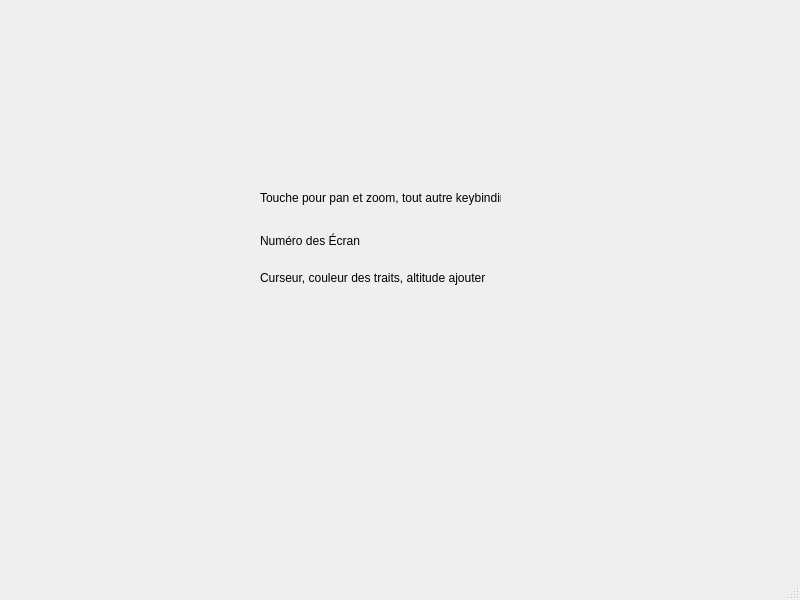
Before: the Qt Designer form src/ui-paramWindow.ui in Direction-des-inventaires-forestiers/StereoPhoto, drawn with Qt 5.
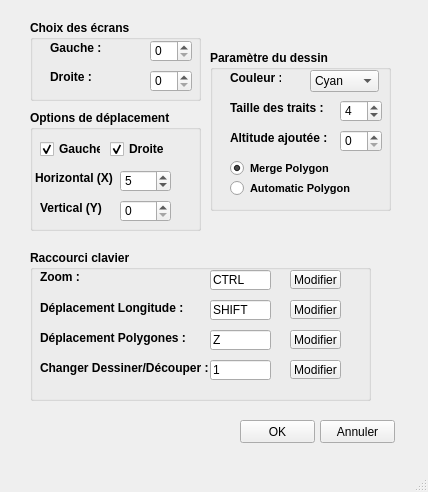
After: the same form once the commit is applied.

Commit message: Ajout du menu des paramètres, intégration d'un MNT et supression des fichiers de codes

The edit to the form file:
```diff
--- a/src/ui-paramWindow.ui
+++ b/src/ui-paramWindow.ui
@@ -6,51 +6,701 @@
    <rect>
     <x>0</x>
     <y>0</y>
-    <width>800</width>
-    <height>600</height>
+    <width>428</width>
+    <height>492</height>
    </rect>
   </property>
   <property name="windowTitle">
    <string>MainWindow</string>
   </property>
   <widget class="QWidget" name="centralwidget">
-   <widget class="QLabel" name="label">
+   <widget class="QGroupBox" name="groupBoxPen">
     <property name="geometry">
      <rect>
-      <x>260</x>
-      <y>190</y>
-      <width>241</width>
-      <height>16</height>
+      <x>210</x>
+      <y>50</y>
+      <width>181</width>
+      <height>161</height>
      </rect>
     </property>
-    <property name="text">
-     <string>Touche pour pan et zoom, tout autre keybinding</string>
+    <property name="font">
+     <font>
+      <weight>75</weight>
+      <bold>true</bold>
+     </font>
     </property>
+    <property name="title">
+     <string>Paramètre du dessin</string>
+    </property>
+    <widget class="QComboBox" name="comboBoxColor">
+     <property name="geometry">
+      <rect>
+       <x>100</x>
+       <y>20</y>
+       <width>69</width>
+       <height>22</height>
+      </rect>
+     </property>
+     <property name="font">
+      <font>
+       <weight>50</weight>
+       <bold>false</bold>
+      </font>
+     </property>
+     <property name="accessibleName">
+      <string>Color</string>
+     </property>
+     <item>
+      <property name="text">
+       <string>Cyan</string>
+      </property>
+     </item>
+     <item>
+      <property name="text">
+       <string>Blue</string>
+      </property>
+     </item>
+     <item>
+      <property name="text">
+       <string>Red</string>
+      </property>
+     </item>
+     <item>
+      <property name="text">
+       <string>Magenta</string>
+      </property>
+     </item>
+     <item>
+      <property name="text">
+       <string>Yellow</string>
+      </property>
+     </item>
+     <item>
+      <property name="text">
+       <string>Black</string>
+      </property>
+     </item>
+    </widget>
+    <widget class="QSpinBox" name="spinBoxPenWidth">
+     <property name="geometry">
+      <rect>
+       <x>130</x>
+       <y>50</y>
+       <width>42</width>
+       <height>22</height>
+      </rect>
+     </property>
+     <property name="font">
+      <font>
+       <weight>50</weight>
+       <bold>false</bold>
+      </font>
+     </property>
+     <property name="accessibleName">
+      <string>PenWidth</string>
+     </property>
+     <property name="minimum">
+      <number>1</number>
+     </property>
+     <property name="maximum">
+      <number>15</number>
+     </property>
+     <property name="value">
+      <number>4</number>
+     </property>
+    </widget>
+    <widget class="QLabel" name="label_3">
+     <property name="geometry">
+      <rect>
+       <x>20</x>
+       <y>20</y>
+       <width>51</width>
+       <height>16</height>
+      </rect>
+     </property>
+     <property name="text">
+      <string>Couleur :</string>
+     </property>
+    </widget>
+    <widget class="QLabel" name="label_5">
+     <property name="geometry">
+      <rect>
+       <x>20</x>
+       <y>50</y>
+       <width>101</width>
+       <height>16</height>
+      </rect>
+     </property>
+     <property name="text">
+      <string>Taille des traits :</string>
+     </property>
+    </widget>
+    <widget class="QLabel" name="label">
+     <property name="geometry">
+      <rect>
+       <x>20</x>
+       <y>80</y>
+       <width>101</width>
+       <height>16</height>
+      </rect>
+     </property>
+     <property name="text">
+      <string>Altitude ajoutée :</string>
+     </property>
+    </widget>
+    <widget class="QSpinBox" name="spinBoxAltitude">
+     <property name="geometry">
+      <rect>
+       <x>130</x>
+       <y>80</y>
+       <width>42</width>
+       <height>22</height>
+      </rect>
+     </property>
+     <property name="font">
+      <font>
+       <weight>50</weight>
+       <bold>false</bold>
+      </font>
+     </property>
+     <property name="accessibleName">
+      <string>AddAltitude</string>
+     </property>
+     <property name="singleStep">
+      <number>5</number>
+     </property>
+    </widget>
+    <widget class="QRadioButton" name="radioButtonMerge">
+     <property name="enabled">
+      <bool>true</bool>
+     </property>
+     <property name="geometry">
+      <rect>
+       <x>20</x>
+       <y>110</y>
+       <width>121</width>
+       <height>17</height>
+      </rect>
+     </property>
+     <property name="font">
+      <font>
+       <pointsize>8</pointsize>
+       <weight>75</weight>
+       <bold>true</bold>
+      </font>
+     </property>
+     <property name="text">
+      <string>Merge Polygon</string>
+     </property>
+     <property name="checked">
+      <bool>true</bool>
+     </property>
+    </widget>
+    <widget class="QRadioButton" name="radioButtonAuto">
+     <property name="geometry">
+      <rect>
+       <x>20</x>
+       <y>130</y>
+       <width>131</width>
+       <height>17</height>
+      </rect>
+     </property>
+     <property name="font">
+      <font>
+       <pointsize>8</pointsize>
+       <weight>75</weight>
+       <bold>true</bold>
+      </font>
+     </property>
+     <property name="text">
+      <string>Automatic Polygon </string>
+     </property>
+    </widget>
    </widget>
-   <widget class="QLabel" name="label_2">
+   <widget class="QGroupBox" name="groupBoxScreen">
     <property name="geometry">
      <rect>
-      <x>260</x>
-      <y>230</y>
-      <width>251</width>
-      <height>21</height>
+      <x>30</x>
+      <y>20</y>
+      <width>171</width>
+      <height>81</height>
      </rect>
     </property>
+    <property name="font">
+     <font>
+      <weight>75</weight>
+      <bold>true</bold>
+     </font>
+    </property>
+    <property name="title">
+     <string>Choix des écrans</string>
+    </property>
+    <widget class="QLabel" name="label_8">
+     <property name="geometry">
+      <rect>
+       <x>20</x>
+       <y>20</y>
+       <width>51</width>
+       <height>16</height>
+      </rect>
+     </property>
+     <property name="text">
+      <string>Gauche :</string>
+     </property>
+    </widget>
+    <widget class="QLabel" name="label_9">
+     <property name="geometry">
+      <rect>
+       <x>20</x>
+       <y>50</y>
+       <width>47</width>
+       <height>13</height>
+      </rect>
+     </property>
+     <property name="text">
+      <string>Droite :</string>
+     </property>
+    </widget>
+    <widget class="QSpinBox" name="spinBoxScreenLeft">
+     <property name="geometry">
+      <rect>
+       <x>120</x>
+       <y>20</y>
+       <width>42</width>
+       <height>22</height>
+      </rect>
+     </property>
+     <property name="font">
+      <font>
+       <weight>50</weight>
+       <bold>false</bold>
+      </font>
+     </property>
+     <property name="accessibleName">
+      <string>ScreenLeft</string>
+     </property>
+     <property name="maximum">
+      <number>10</number>
+     </property>
+    </widget>
+    <widget class="QSpinBox" name="spinBoxScreenRight">
+     <property name="geometry">
+      <rect>
+       <x>120</x>
+       <y>50</y>
+       <width>42</width>
+       <height>22</height>
+      </rect>
+     </property>
+     <property name="font">
+      <font>
+       <weight>50</weight>
+       <bold>false</bold>
+      </font>
+     </property>
+     <property name="accessibleName">
+      <string>ScreenRight</string>
+     </property>
+     <property name="maximum">
+      <number>10</number>
+     </property>
+    </widget>
+   </widget>
+   <widget class="QGroupBox" name="groupBox">
+    <property name="geometry">
+     <rect>
+      <x>30</x>
+      <y>250</y>
+      <width>341</width>
+      <height>151</height>
+     </rect>
+    </property>
+    <property name="font">
+     <font>
+      <weight>75</weight>
+      <bold>true</bold>
+     </font>
+    </property>
+    <property name="title">
+     <string>Raccourci clavier</string>
+    </property>
+    <widget class="QLineEdit" name="lineEditZoom">
+     <property name="geometry">
+      <rect>
+       <x>180</x>
+       <y>20</y>
+       <width>61</width>
+       <height>20</height>
+      </rect>
+     </property>
+     <property name="font">
+      <font>
+       <weight>50</weight>
+       <bold>false</bold>
+      </font>
+     </property>
+     <property name="accessibleName">
+      <string>BindZoom</string>
+     </property>
+     <property name="text">
+      <string>CTRL</string>
+     </property>
+     <property name="readOnly">
+      <bool>true</bool>
+     </property>
+    </widget>
+    <widget class="QLineEdit" name="lineEditMoveLong">
+     <property name="geometry">
+      <rect>
+       <x>180</x>
+       <y>50</y>
+       <width>61</width>
+       <height>20</height>
+      </rect>
+     </property>
+     <property name="font">
+      <font>
+       <weight>50</weight>
+       <bold>false</bold>
+      </font>
+     </property>
+     <property name="accessibleName">
+      <string>BindLong</string>
+     </property>
+     <property name="text">
+      <string>SHIFT</string>
+     </property>
+     <property name="readOnly">
+      <bool>true</bool>
+     </property>
+    </widget>
+    <widget class="QLineEdit" name="lineEditMovePoly">
+     <property name="geometry">
+      <rect>
+       <x>180</x>
+       <y>80</y>
+       <width>61</width>
+       <height>20</height>
+      </rect>
+     </property>
+     <property name="font">
+      <font>
+       <weight>50</weight>
+       <bold>false</bold>
+      </font>
+     </property>
+     <property name="accessibleName">
+      <string>BindPoly</string>
+     </property>
+     <property name="text">
+      <string>Z</string>
+     </property>
+     <property name="readOnly">
+      <bool>true</bool>
+     </property>
+    </widget>
+    <widget class="QLineEdit" name="lineEditDrawCut">
+     <property name="geometry">
+      <rect>
+       <x>180</x>
+       <y>110</y>
+       <width>61</width>
+       <height>20</height>
+      </rect>
+     </property>
+     <property name="font">
+      <font>
+       <weight>50</weight>
+       <bold>false</bold>
+      </font>
+     </property>
+     <property name="accessibleName">
+      <string>BindDraw</string>
+     </property>
+     <property name="text">
+      <string>1</string>
+     </property>
+     <property name="readOnly">
+      <bool>true</bool>
+     </property>
+    </widget>
+    <widget class="QLabel" name="label_2">
+     <property name="geometry">
+      <rect>
+       <x>10</x>
+       <y>20</y>
+       <width>47</width>
+       <height>13</height>
+      </rect>
+     </property>
+     <property name="text">
+      <string>Zoom :</string>
+     </property>
+    </widget>
+    <widget class="QLabel" name="label_4">
+     <property name="geometry">
+      <rect>
+       <x>10</x>
+       <y>50</y>
+       <width>151</width>
+       <height>16</height>
+      </rect>
+     </property>
+     <property name="text">
+      <string>Déplacement Longitude :</string>
+     </property>
+    </widget>
+    <widget class="QLabel" name="label_10">
+     <property name="geometry">
+      <rect>
+       <x>10</x>
+       <y>80</y>
+       <width>151</width>
+       <height>16</height>
+      </rect>
+     </property>
+     <property name="text">
+      <string>Déplacement Polygones :</string>
+     </property>
+    </widget>
+    <widget class="QLabel" name="label_11">
+     <property name="geometry">
+      <rect>
+       <x>10</x>
+       <y>110</y>
+       <width>171</width>
+       <height>16</height>
+      </rect>
+     </property>
+     <property name="text">
+      <string>Changer Dessiner/Découper :</string>
+     </property>
+    </widget>
+    <widget class="QToolButton" name="toolButtonEditZoom">
+     <property name="geometry">
+      <rect>
+       <x>260</x>
+       <y>20</y>
+       <width>51</width>
+       <height>19</height>
+      </rect>
+     </property>
+     <property name="font">
+      <font>
+       <weight>50</weight>
+       <bold>false</bold>
+      </font>
+     </property>
+     <property name="text">
+      <string>Modifier</string>
+     </property>
+     <property name="checkable">
+      <bool>true</bool>
+     </property>
+    </widget>
+    <widget class="QToolButton" name="toolButtonEditLong">
+     <property name="geometry">
+      <rect>
+       <x>260</x>
+       <y>50</y>
+       <width>51</width>
+       <height>19</height>
+      </rect>
+     </property>
+     <property name="font">
+      <font>
+       <weight>50</weight>
+       <bold>false</bold>
+      </font>
+     </property>
+     <property name="text">
+      <string>Modifier</string>
+     </property>
+     <property name="checkable">
+      <bool>true</bool>
+     </property>
+    </widget>
+    <widget class="QToolButton" name="toolButtonEditPoly">
+     <property name="geometry">
+      <rect>
+       <x>260</x>
+       <y>80</y>
+       <width>51</width>
+       <height>19</height>
+      </rect>
+     </property>
+     <property name="font">
+      <font>
+       <weight>50</weight>
+       <bold>false</bold>
+      </font>
+     </property>
+     <property name="text">
+      <string>Modifier</string>
+     </property>
+     <property name="checkable">
+      <bool>true</bool>
+     </property>
+    </widget>
+    <widget class="QToolButton" name="toolButtonDrawCut">
+     <property name="geometry">
+      <rect>
+       <x>260</x>
+       <y>110</y>
+       <width>51</width>
+       <height>19</height>
+      </rect>
+     </property>
+     <property name="font">
+      <font>
+       <weight>50</weight>
+       <bold>false</bold>
+      </font>
+     </property>
+     <property name="text">
+      <string>Modifier</string>
+     </property>
+     <property name="checkable">
+      <bool>true</bool>
+     </property>
+    </widget>
+   </widget>
+   <widget class="QGroupBox" name="groupBoxMoveLine">
+    <property name="geometry">
+     <rect>
+      <x>30</x>
+      <y>110</y>
+      <width>171</width>
+      <height>121</height>
+     </rect>
+    </property>
+    <property name="font">
+     <font>
+      <weight>75</weight>
+      <bold>true</bold>
+     </font>
+    </property>
+    <property name="title">
+     <string>Options de déplacement</string>
+    </property>
+    <widget class="QSpinBox" name="spinBoxMoveInY">
+     <property name="geometry">
+      <rect>
+       <x>90</x>
+       <y>90</y>
+       <width>51</width>
+       <height>22</height>
+      </rect>
+     </property>
+     <property name="font">
+      <font>
+       <weight>50</weight>
+       <bold>false</bold>
+      </font>
+     </property>
+    </widget>
+    <widget class="QSpinBox" name="spinBoxMoveInX">
+     <property name="geometry">
+      <rect>
+       <x>90</x>
+       <y>60</y>
+       <width>51</width>
+       <height>22</height>
+      </rect>
+     </property>
+     <property name="font">
+      <font>
+       <weight>50</weight>
+       <bold>false</bold>
+      </font>
+     </property>
+     <property name="value">
+      <number>5</number>
+     </property>
+    </widget>
+    <widget class="QCheckBox" name="checkBoxMoveLeft">
+     <property name="geometry">
+      <rect>
+       <x>10</x>
+       <y>30</y>
+       <width>61</width>
+       <height>18</height>
+      </rect>
+     </property>
+     <property name="text">
+      <string>Gauche</string>
+     </property>
+     <property name="checked">
+      <bool>true</bool>
+     </property>
+    </widget>
+    <widget class="QCheckBox" name="checkBoxMoveRight">
+     <property name="geometry">
+      <rect>
+       <x>80</x>
+       <y>30</y>
+       <width>61</width>
+       <height>18</height>
+      </rect>
+     </property>
+     <property name="text">
+      <string>Droite</string>
+     </property>
+     <property name="checked">
+      <bool>true</bool>
+     </property>
+    </widget>
+    <widget class="QLabel" name="label_16">
+     <property name="geometry">
+      <rect>
+       <x>5</x>
+       <y>60</y>
+       <width>81</width>
+       <height>16</height>
+      </rect>
+     </property>
+     <property name="text">
+      <string>Horizontal (X)</string>
+     </property>
+    </widget>
+    <widget class="QLabel" name="label_17">
+     <property name="geometry">
+      <rect>
+       <x>10</x>
+       <y>90</y>
+       <width>71</width>
+       <height>16</height>
+      </rect>
+     </property>
+     <property name="text">
+      <string>Vertical (Y)</string>
+     </property>
+    </widget>
+   </widget>
+   <widget class="QPushButton" name="pushButtonCancel">
+    <property name="geometry">
+     <rect>
+      <x>320</x>
+      <y>420</y>
+      <width>75</width>
+      <height>23</height>
+     </rect>
+    </property>
     <property name="text">
-     <string>Numéro des Écran</string>
+     <string>Annuler</string>
     </property>
    </widget>
-   <widget class="QLabel" name="label_4">
+   <widget class="QPushButton" name="pushButtonAccept">
     <property name="geometry">
      <rect>
-      <x>260</x>
-      <y>270</y>
-      <width>231</width>
-      <height>16</height>
+      <x>240</x>
+      <y>420</y>
+      <width>75</width>
+      <height>23</height>
      </rect>
     </property>
     <property name="text">
-     <string>Curseur, couleur des traits, altitude ajouter</string>
+     <string>OK</string>
     </property>
    </widget>
   </widget>
```
Left out of the diff: 10 changed lines with no effect on the pictures. The commit also changes 17 other files.
